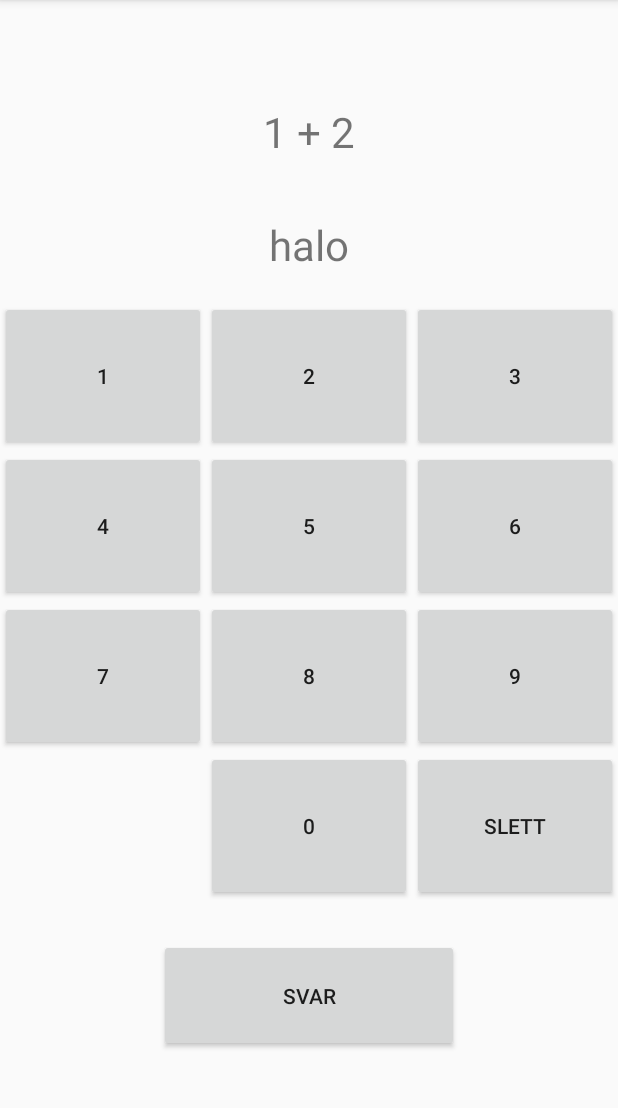
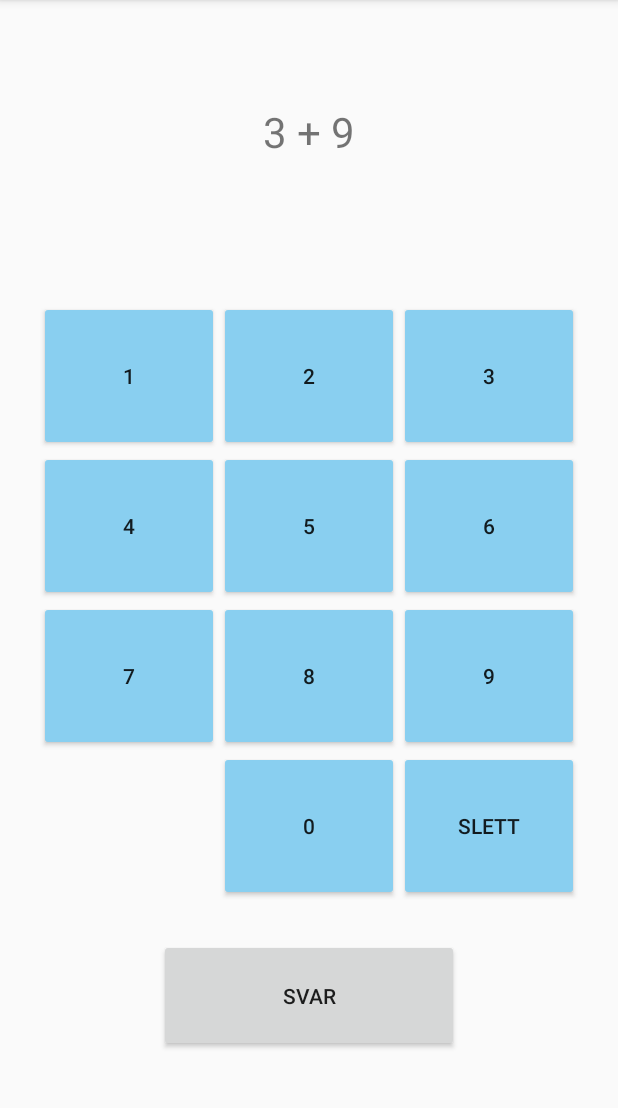
Before and after one commit to hanseklev/Mattequiz, an Android app: the GameActivity screen opened directly, with no data from a screen before it, on a phone screen of 412 x 824 dp, the part 84-1192 px from its top. Run offline under Robolectric (Android 15) with nearby library versions, the phone set to English and light mode, and no system bars.

Commit message:
changed game-layout to grid + game-activity refactor

```diff
--- a/app/src/main/java/com/s341872/GameActivity.java
+++ b/app/src/main/java/com/s341872/GameActivity.java
@@ -6,13 +6,17 @@ import android.util.Log;
 import android.widget.Button;
 import android.widget.TextView;
 
-//TODO: maybe remove 'givenAnswer' variable and modify 'answerText' directly
+import java.util.ArrayList;
+import java.util.Collections;
+import java.util.List;
+
 public class GameActivity extends AppCompatActivity {
 
-    private String givenAnswer = "";
-    private Question[] questionArray;
-    private int questionCount = 0;
-    //private int score;
+    //TODO: Retrieve this value from preferences
+    private static final int NUMBER_OF_QUESTIONS = 5;
+    private List<Question> questionArray;
+    private int currentQuestion = 0;
+    private int score;
 
     @Override
     protected void onCreate(Bundle savedInstanceState) {
@@ -22,97 +26,64 @@ public class GameActivity extends AppCompatActivity {
         final TextView questionText = findViewById(R.id.txt_question);
         final TextView answerText = findViewById(R.id.txt_answer);
 
-        final Button numPadBtnOne = findViewById(R.id.button_game_one);
-        final Button numPadBtnTwo = findViewById(R.id.button_game_two);
-        final Button numPadBtnThree = findViewById(R.id.button_game_three);
-        final Button numPadBtnFour = findViewById(R.id.button_game_four);
-        final Button numPadBtnFive = findViewById(R.id.button_game_five);
-        final Button numPadBtnSix = findViewById(R.id.button_game_six);
-        final Button numPadBtnSeven = findViewById(R.id.button_game_seven);
-        final Button numPadBtnEight = findViewById(R.id.button_game_eight);
-        final Button numPadBtnNine = findViewById(R.id.button_game_nine);
-        final Button numPadBtnZero = findViewById(R.id.button_game_zero);
+        final Button numPadBtn1 = findViewById(R.id.button_game_one);
+        final Button numPadBtn2 = findViewById(R.id.button_game_two);
+        final Button numPadBtn3 = findViewById(R.id.button_game_three);
+        final Button numPadBtn4 = findViewById(R.id.button_game_four);
+        final Button numPadBtn5 = findViewById(R.id.button_game_five);
+        final Button numPadBtn6 = findViewById(R.id.button_game_six);
+        final Button numPadBtn7 = findViewById(R.id.button_game_seven);
+        final Button numPadBtn8 = findViewById(R.id.button_game_eight);
+        final Button numPadBtn9 = findViewById(R.id.button_game_nine);
+        final Button numPadBtn0 = findViewById(R.id.button_game_zero);
 
-        //TODO:
         final Button numPadBtnDelete = findViewById(R.id.button_game_delete);
+        final Button submitAnswerBtn = findViewById(R.id.button_submit_answer);
+
+        //Initializes question-array and writes the first question to the screen
+        questionArray = initializeQuestions();
+        Log.d("ARRAY", questionArray.toString());
+
+        questionText.setText(questionArray.get(currentQuestion).getQuestion());
 
 
-        final Button submitAnswerBtn = findViewById(R.id.button_submit_answer);
+        //Event handlers for buttons
+        numPadBtn0.setOnClickListener(view -> answerText.setText(updateAnswerText(answerText, "0")));
 
-        this.questionArray = new Question[]{
-                new Question(getStringArray(R.array.question1)),
-                new Question(getStringArray(R.array.question2)),
-                new Question(getStringArray(R.array.question3)),
-                new Question(getStringArray(R.array.question4)),
-                new Question(getStringArray(R.array.question5)),
-        };
+        numPadBtn1.setOnClickListener(view ->
+                answerText.setText(updateAnswerText(answerText, "1")));
 
-        questionText.setText(questionArray[questionCount].getQuestion());
+        numPadBtn2.setOnClickListener(view -> answerText.setText(updateAnswerText(answerText, "2")));
 
+        numPadBtn3.setOnClickListener(view -> answerText.setText(updateAnswerText(answerText, "3")));
 
-        numPadBtnZero.setOnClickListener(view -> {
-            setGivenAnswer(getGivenAnswer() + "0");
-            answerText.setText(getGivenAnswer());
+        numPadBtn4.setOnClickListener(view -> answerText.setText(updateAnswerText(answerText, "4")));
+
+        numPadBtn5.setOnClickListener(view -> answerText.setText(updateAnswerText(answerText, "5")));
+
+        numPadBtn6.setOnClickListener(view -> answerText.setText(updateAnswerText(answerText, "6")));
+
+        numPadBtn7.setOnClickListener(view -> answerText.setText(updateAnswerText(answerText, "7")));
+
+        numPadBtn8.setOnClickListener(view -> answerText.setText(updateAnswerText(answerText, "8")));
+
+        numPadBtn9.setOnClickListener(view -> answerText.setText(updateAnswerText(answerText, "9")));
+
+        numPadBtnDelete.setOnClickListener(view -> {
+            String oldText = String.valueOf(answerText.getText());
+            if (oldText.length() > 0)
+                answerText.setText(oldText.substring(0, oldText.length() - 1));
         });
-        numPadBtnOne.setOnClickListener(view -> {
-            setGivenAnswer(getGivenAnswer() + "1");
-            answerText.setText(getGivenAnswer());
-        });
-        numPadBtnTwo.setOnClickListener(view -> {
-            setGivenAnswer(getGivenAnswer() + "2");
-            answerText.setText(getGivenAnswer());
-
-        });
-        numPadBtnThree.setOnClickListener(view -> {
-            setGivenAnswer(getGivenAnswer() + "3");
-            answerText.setText(getGivenAnswer());
-
-        });
-        numPadBtnFour.setOnClickListener(view -> {
-            setGivenAnswer(getGivenAnswer() + "4");
-            answerText.setText(getGivenAnswer());
-
-        });
-        numPadBtnFive.setOnClickListener(view -> {
-            setGivenAnswer(getGivenAnswer() + "5");
-            answerText.setText(getGivenAnswer());
-
-        });
-        numPadBtnSix.setOnClickListener(view -> {
-            setGivenAnswer(getGivenAnswer() + "6");
-            answerText.setText(getGivenAnswer());
-
-        });
-        numPadBtnSeven.setOnClickListener(view -> {
-            setGivenAnswer(getGivenAnswer() + "7");
-            answerText.setText(getGivenAnswer());
-
-        });
-        numPadBtnEight.setOnClickListener(view -> {
-            setGivenAnswer(getGivenAnswer() + "8");
-            answerText.setText(getGivenAnswer());
-
-        });
-        numPadBtnNine.setOnClickListener(view -> {
-            setGivenAnswer(getGivenAnswer() + "9");
-            answerText.setText(getGivenAnswer());
-        });
-
-       /* numPadBtnDelete.setOnClickListener(view -> {
-            setGivenAnswer();
-        });*/
 
 
         submitAnswerBtn.setOnClickListener(view -> {
-            if (getGivenAnswer().length() > 0) {
-                Log.d("ANSWER", getGivenAnswer());
-                if (givenAnswer.equals(questionArray[questionCount].getAnswer())) {
-                    //score++;
+            if (answerText.getText().length() > 0) {
+                if (answerText.getText().equals(questionArray.get(currentQuestion).getAnswer())) {
+                    score++;
                     System.out.println("Riktig svar!!");
                 } else {
-                    System.out.println("Feil svar:(Riktig svar er" + questionArray[questionCount].getAnswer());
+                    System.out.println("Feil svar:(Riktig svar er" + questionArray.get(currentQuestion).getAnswer());
                 }
-                setGivenAnswer("");
                 answerText.setText("");
                 nextQuestion(questionText);
             } else {
@@ -121,25 +92,44 @@ public class GameActivity extends AppCompatActivity {
         });
     }
 
+    private String updateAnswerText(TextView answer, String newInput) {
+        String oldText = String.valueOf(answer.getText());
+        return oldText + newInput;
+    }
+
+    //Returns an array with randomized questions and desired length
+    private List<Question> initializeQuestions() {
+        List<Question> array = new ArrayList<>();
+
+        array.add(new Question(getStringArray(R.array.question1)));
+        array.add(new Question(getStringArray(R.array.question2)));
+        array.add(new Question(getStringArray(R.array.question3)));
+        array.add(new Question(getStringArray(R.array.question4)));
+        array.add(new Question(getStringArray(R.array.question5)));
+        array.add(new Question(getStringArray(R.array.question6)));
+        array.add(new Question(getStringArray(R.array.question7)));
+        array.add(new Question(getStringArray(R.array.question8)));
+        array.add(new Question(getStringArray(R.array.question9)));
+        array.add(new Question(getStringArray(R.array.question10)));
+
+        Collections.shuffle(array);
+
+        return array.subList(0, GameActivity.NUMBER_OF_QUESTIONS);
+    }
+
+
     private String[] getStringArray(int id) {
         return getResources().getStringArray(id);
     }
 
 
     private void nextQuestion(TextView questionTxt) {
-        if (questionCount < questionArray.length - 1) {
-            this.questionCount++;
-            questionTxt.setText(questionArray[questionCount].getQuestion());
+        if (currentQuestion < questionArray.size() - 1) {
+            currentQuestion++;
+            questionTxt.setText(questionArray.get(currentQuestion).getQuestion());
         } else {
-            System.out.println("QUIZ ER FERDIG");
+            questionTxt.setText(String.format("Score:%s/%s", score, NUMBER_OF_QUESTIONS));
         }
     }
 
-    void setGivenAnswer(String number) {
-        this.givenAnswer = number;
-    }
-
-    String getGivenAnswer() {
-        return givenAnswer;
-    }
 }
--- a/app/src/main/res/layout/activity_game.xml
+++ b/app/src/main/res/layout/activity_game.xml
@@ -11,9 +11,9 @@
         android:id="@+id/txt_game_progress"
         android:layout_width="match_parent"
         android:layout_height="30dp"
-        android:textSize="20sp"
+        android:paddingEnd="20dp"
         android:textAlignment="viewEnd"
-        android:paddingEnd="20dp"/>
+        android:textSize="20sp" />
 
     <TextView
         android:id="@+id/txt_question"
@@ -28,124 +28,82 @@
         android:layout_width="match_parent"
         android:layout_height="75dp"
         android:gravity="center"
-        android:text="halo"
         android:textSize="28sp" />
 
-    <LinearLayout
-        android:layout_width="match_parent"
+    <GridLayout
+        android:layout_width="wrap_content"
         android:layout_height="wrap_content"
-        android:orientation="vertical">
+        android:layout_gravity="center"
+        android:columnCount="3"
+        android:orientation="horizontal"
+        android:rowCount="4">
 
-        <LinearLayout
-            android:layout_width="match_parent"
-            android:layout_height="wrap_content">
 
         <Button
             android:id="@+id/button_game_one"
-                android:layout_width="0dp"
-                android:layout_height="100dp"
-                android:layout_weight="1"
+            style="@style/numPadButton"
             android:text="@string/btn_game_one" />
 
         <Button
             android:id="@+id/button_game_two"
-                android:layout_width="0dp"
-                android:layout_height="100dp"
-                android:layout_weight="1"
-
+            style="@style/numPadButton"
             android:text="@string/btn_game_two" />
 
         <Button
             android:id="@+id/button_game_three"
-
-                android:layout_width="0dp"
-                android:layout_height="100dp"
-                android:layout_weight="1"
+            style="@style/numPadButton"
             android:text="@string/btn_game_three" />
 
-        </LinearLayout>
-
-        <LinearLayout
-            android:layout_width="match_parent"
-            android:layout_height="wrap_content">
 
         <Button
             android:id="@+id/button_game_four"
-                android:layout_width="0dp"
-                android:layout_height="100dp"
-                android:layout_weight="1"
+            style="@style/numPadButton"
             android:text="@string/btn_game_four" />
 
         <Button
             android:id="@+id/button_game_five"
-                android:layout_width="0dp"
-                android:layout_height="100dp"
-                android:layout_weight="1"
+            style="@style/numPadButton"
+
             android:text="@string/btn_game_five" />
 
         <Button
             android:id="@+id/button_game_six"
-                android:layout_width="0dp"
-                android:layout_height="100dp"
-                android:layout_weight="1"
+            style="@style/numPadButton"
+
             android:text="@string/btn_game_six" />
 
 
-        </LinearLayout>
-
-        <LinearLayout
-            android:layout_width="match_parent"
-            android:layout_height="wrap_content">
-
         <Button
             android:id="@+id/button_game_seven"
-                android:layout_width="0dp"
-                android:layout_height="100dp"
-                android:layout_weight="1"
+            style="@style/numPadButton"
             android:text="@string/btn_game_seven" />
 
         <Button
             android:id="@+id/button_game_eight"
-                android:layout_width="0dp"
-                android:layout_height="100dp"
-                android:layout_weight="1"
+            style="@style/numPadButton"
             android:text="@string/btn_game_eight" />
 
         <Button
             android:id="@+id/button_game_nine"
-                android:layout_width="0dp"
-                android:layout_height="100dp"
-                android:layout_weight="1"
+            style="@style/numPadButton"
             android:text="@string/btn_game_nine" />
-        </LinearLayout>
 
-        <LinearLayout
-            android:layout_width="match_parent"
-            android:layout_height="wrap_content">
 
-            <android.support.v4.widget.Space
-                android:layout_width="0dp"
-                android:layout_height="100dp"
-                android:layout_weight="1"></android.support.v4.widget.Space>
+        <android.support.v4.widget.Space style="@style/numPadButton"
+
+            />
 
         <Button
             android:id="@+id/button_game_zero"
-                android:layout_width="0dp"
-                android:layout_height="100dp"
-                android:layout_weight="1"
+            style="@style/numPadButton"
             android:text="@string/btn_game_zero" />
 
         <Button
             android:id="@+id/button_game_delete"
-                android:layout_width="0dp"
-                android:layout_height="100dp"
-                android:layout_weight="1"
+            style="@style/numPadButton"
             android:text="@string/btn_game_erase" />
 
-        </LinearLayout>
-
-
-    </LinearLayout>
+    </GridLayout>
 
     <Button
         android:id="@+id/button_submit_answer"
--- a/app/src/main/res/values/strings.xml
+++ b/app/src/main/res/values/strings.xml
@@ -54,4 +54,29 @@
         <item>"3"</item>
         <item>"7"</item>
     </string-array>
+    <string-array name="question6">
+        <item>"5"</item>
+        <item>"14"</item>
+        <item>"19"</item>
+    </string-array>
+    <string-array name="question7">
+        <item>"3"</item>
+        <item>"9"</item>
+        <item>"12"</item>
+    </string-array>
+    <string-array name="question8">
+        <item>"17"</item>
+        <item>"17"</item>
+        <item>"34"</item>
+    </string-array>
+    <string-array name="question9">
+        <item>"5"</item>
+        <item>"6"</item>
+        <item>"11"</item>
+    </string-array>
+    <string-array name="question10">
+        <item>"34"</item>
+        <item>"7"</item>
+        <item>"41"</item>
+    </string-array>
 </resources>
--- a/app/src/main/res/values/styles.xml
+++ b/app/src/main/res/values/styles.xml
@@ -4,4 +4,9 @@
     <style name="BlueText" parent="TextAppearance.AppCompat">
         <item name="android:textColor">#89CFF0</item>
     </style>
+    <style name="numPadButton">
+        <item name="android:layout_width">120dp</item>
+        <item name="android:layout_height">100dp</item>
+        <item name="backgroundTint">@color/baby_blue</item>
+    </style>
 </resources>
```
Lines whose indentation alone changed are shown as unchanged.
